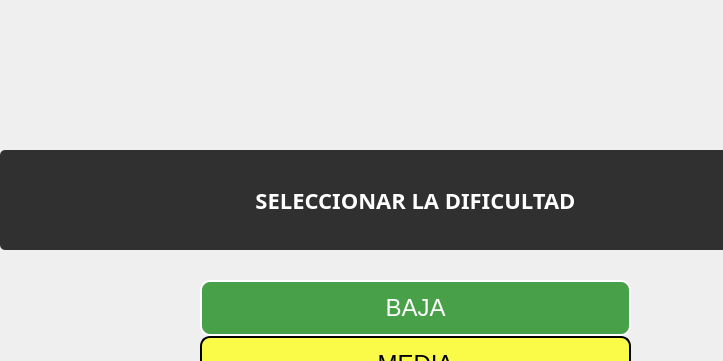
Qt form menu.ui (facurz55/Paper-Please) before a commit; both pictures show x 0 to 723 and y 0 to 361 of the 831 by 659 pixel window.
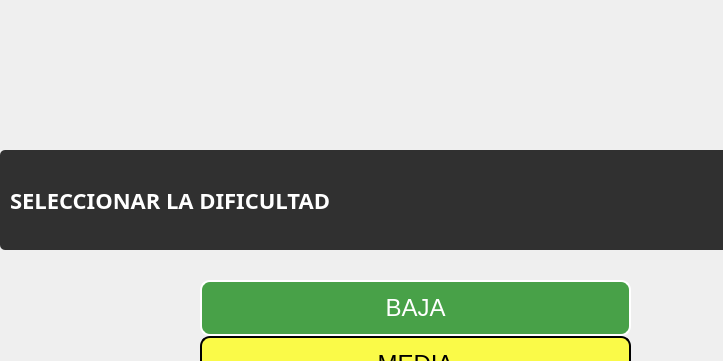
The same form after that commit. The open tabs and pages were chosen to show the change. Icons and pictures are not drawn.

```diff
--- a/menu.ui
+++ b/menu.ui
@@ -261,9 +261,6 @@
            <property name="text">
             <string>SELECCIONAR LA DIFICULTAD</string>
            </property>
-           <property name="alignment">
-            <set>Qt::AlignmentFlag::AlignCenter</set>
-           </property>
            <property name="margin">
             <number>0</number>
            </property>
```
Left out of the diff: 4 changed lines with no effect on the pictures.
